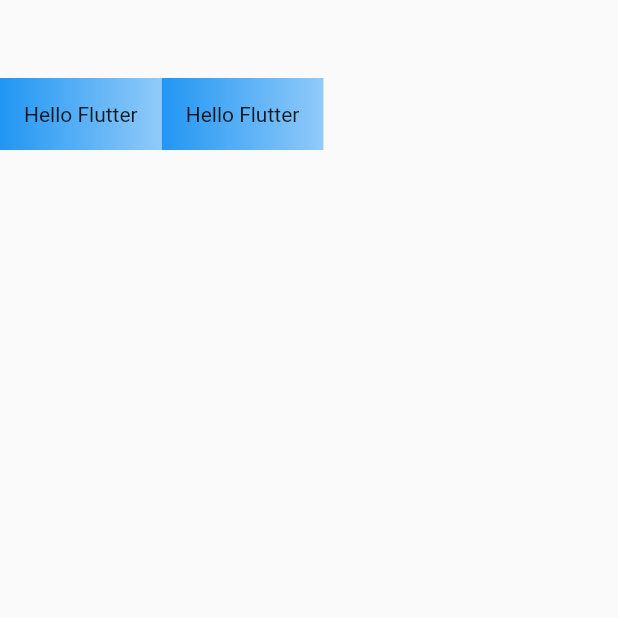
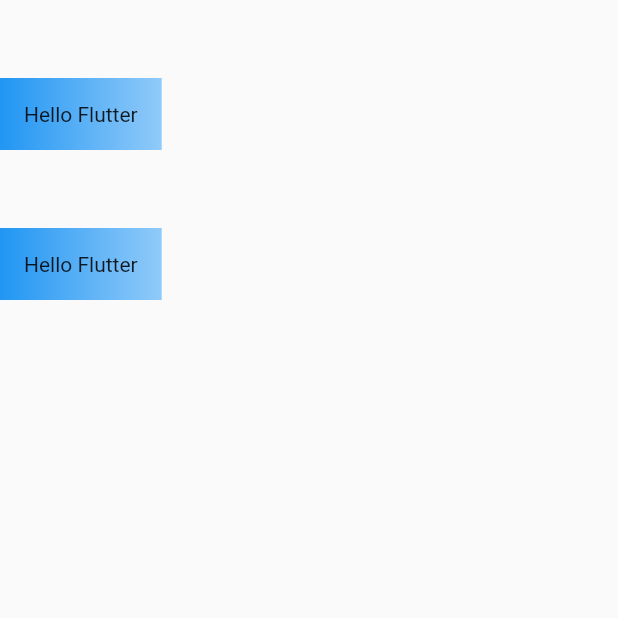
Before and after one commit to omrobbie/flutter-dasar-ui, a Flutter app: the screen it shows after launch, on a phone screen of 412 x 824 dp, the top half of it. Run offline on Flutter 3.47's test engine with Material 2 defaults, Android fonts, the phone set to English and light mode, and no system bars.

```diff
--- a/lib/hello_screen.dart
+++ b/lib/hello_screen.dart
@@ -26,8 +26,12 @@ class _HelloScreenState extends State<HelloScreen> {
       children: <Widget>[body, body],
     );
 
+    var kolom = Column(
+      children: <Widget>[body, body],
+    );
+
     return Scaffold(
-      body: baris,
+      body: kolom,
     );
   }
 }
```
